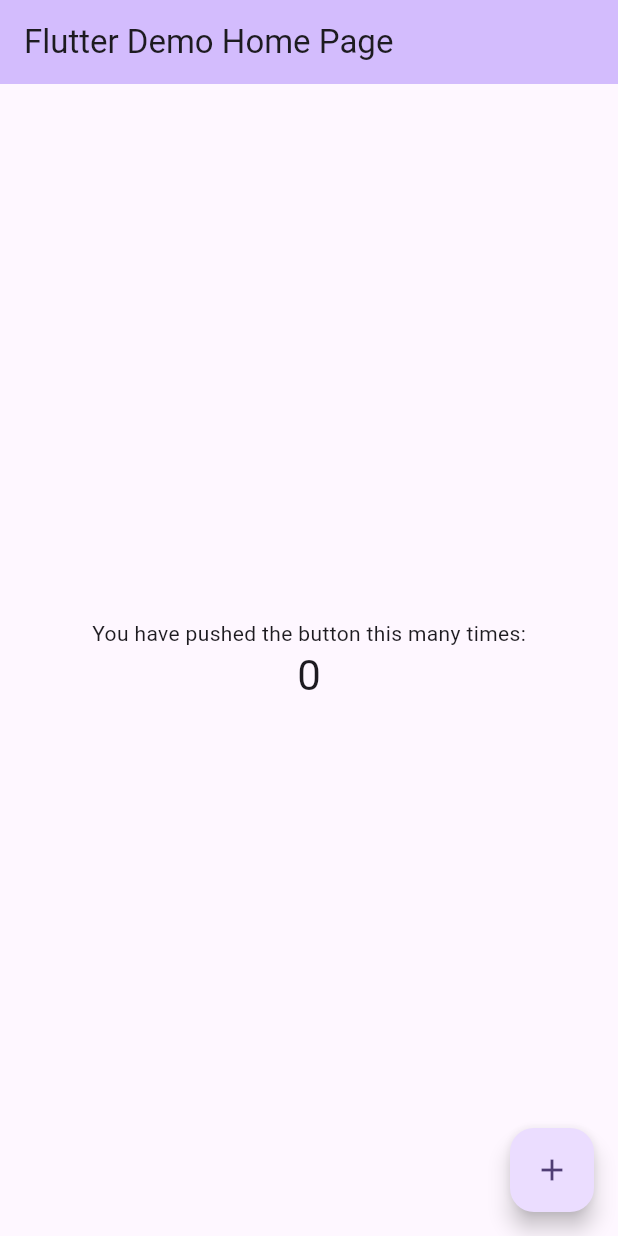
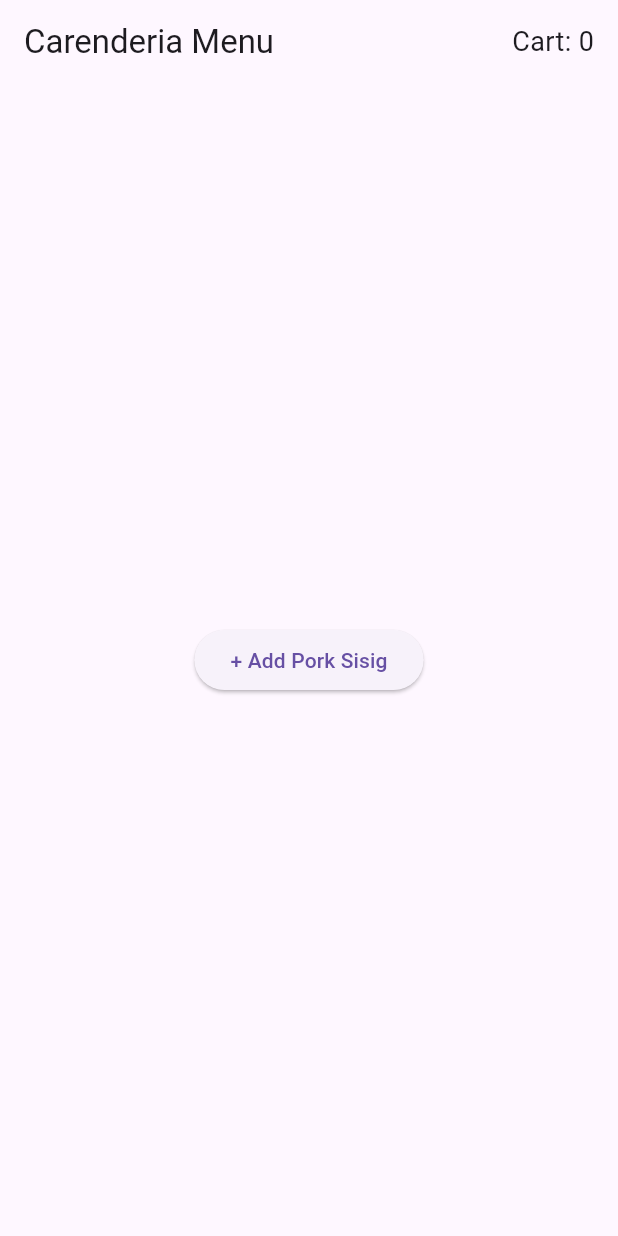
Before and after one commit to turquoiseCupcake/e_bentobox, a Flutter app: the screen it shows after launch, on a phone screen of 412 x 824 dp. Run offline on Flutter 3.47's test engine with Material 3 defaults, Android fonts, the phone set to English and light mode, and no system bars.

Commit message:
Implementing State Management with Provider testing if it works...

```diff
--- /dev/null
+++ b/lib/bento_cart_provider.dart
@@ -0,0 +1,27 @@
+import 'package:flutter/material.dart';
+
+// ChangeNotifier tells Flutter to listen for updates
+class BentoCartProvider extends ChangeNotifier {
+  // Our temporary dummy data (List of food item names)
+  final List<String> _cartItems = [];
+
+  // A way for our UI to read the items
+  List<String> get cartItems => _cartItems;
+
+  // A way for our UI to get the total item count
+  int get itemCount => _cartItems.length;
+
+  // Function to add an item to the bento box
+  void addItem(String itemName) {
+    _cartItems.add(itemName);
+
+    // This is the magic line! It yells "HEY, UI! I CHANGED! REDRAW!"
+    notifyListeners();
+  }
+
+  // Function to clear the cart after a successful mock checkout
+  void clearCart() {
+    _cartItems.clear();
+    notifyListeners();
+  }
+}
--- a/lib/main.dart
+++ b/lib/main.dart
@@ -1,121 +1,62 @@
 import 'package:flutter/material.dart';
+import 'package:provider/provider.dart'; // Import provider
+import 'bento_cart_provider.dart'; // Import your new provider
 
 void main() {
-  runApp(const MyApp());
+  runApp(
+    // 1. Wrap your app in a ChangeNotifierProvider
+    ChangeNotifierProvider(
+      create: (context) => BentoCartProvider(),
+      child: const MyApp(),
+    ),
+  );
 }
 
 class MyApp extends StatelessWidget {
   const MyApp({super.key});
 
-  // This widget is the root of your application.
   @override
   Widget build(BuildContext context) {
     return MaterialApp(
-      title: 'Flutter Demo',
-      theme: ThemeData(
-        // This is the theme of your application.
-        //
-        // TRY THIS: Try running your application with "flutter run". You'll see
-        // the application has a purple toolbar. Then, without quitting the app,
-        // try changing the seedColor in the colorScheme below to Colors.green
-        // and then invoke "hot reload" (save your changes or press the "hot
-        // reload" button in a Flutter-supported IDE, or press "r" if you used
-        // the command line to start the app).
-        //
-        // Notice that the counter didn't reset back to zero; the application
-        // state is not lost during the reload. To reset the state, use hot
-        // restart instead.
-        //
-        // This works for code too, not just values: Most code changes can be
-        // tested with just a hot reload.
-        colorScheme: .fromSeed(seedColor: Colors.deepPurple),
-      ),
-      home: const MyHomePage(title: 'Flutter Demo Home Page'),
+      title: 'E-Bentobox',
+      theme: ThemeData(primarySwatch: Colors.orange),
+      home: const DummyMenuScreen(),
     );
   }
 }
 
-class MyHomePage extends StatefulWidget {
-  const MyHomePage({super.key, required this.title});
-
-  // This widget is the home page of your application. It is stateful, meaning
-  // that it has a State object (defined below) that contains fields that affect
-  // how it looks.
-
-  // This class is the configuration for the state. It holds the values (in this
-  // case the title) provided by the parent (in this case the App widget) and
-  // used by the build method of the State. Fields in a Widget subclass are
-  // always marked "final".
-
-  final String title;
-
-  @override
-  State<MyHomePage> createState() => _MyHomePageState();
-}
-
-class _MyHomePageState extends State<MyHomePage> {
-  int _counter = 0;
-
-  void _incrementCounter() {
-    setState(() {
-      // This call to setState tells the Flutter framework that something has
-      // changed in this State, which causes it to rerun the build method below
-      // so that the display can reflect the updated values. If we changed
-      // _counter without calling setState(), then the build method would not be
-      // called again, and so nothing would appear to happen.
-      _counter++;
-    });
-  }
+class DummyMenuScreen extends StatelessWidget {
+  const DummyMenuScreen({super.key});
 
   @override
   Widget build(BuildContext context) {
-    // This method is rerun every time setState is called, for instance as done
-    // by the _incrementCounter method above.
-    //
-    // The Flutter framework has been optimized to make rerunning build methods
-    // fast, so that you can just rebuild anything that needs updating rather
-    // than having to individually change instances of widgets.
+    // context.watch listens for changes so the UI updates automatically
+    final cartCount = context.watch<BentoCartProvider>().itemCount;
+
     return Scaffold(
       appBar: AppBar(
-        // TRY THIS: Try changing the color here to a specific color (to
-        // Colors.amber, perhaps?) and trigger a hot reload to see the AppBar
-        // change color while the other colors stay the same.
-        backgroundColor: Theme.of(context).colorScheme.inversePrimary,
-        // Here we take the value from the MyHomePage object that was created by
-        // the App.build method, and use it to set our appbar title.
-        title: Text(widget.title),
+        title: const Text('Carenderia Menu'),
+        actions: [
+          Center(
+            child: Padding(
+              padding: const EdgeInsets.only(right: 16.0),
+              child: Text('Cart: $cartCount', style: const TextStyle(fontSize: 18)),
+            ),
+          ),
+        ],
       ),
       body: Center(
-        // Center is a layout widget. It takes a single child and positions it
-        // in the middle of the parent.
-        child: Column(
-          // Column is also a layout widget. It takes a list of children and
-          // arranges them vertically. By default, it sizes itself to fit its
-          // children horizontally, and tries to be as tall as its parent.
-          //
-          // Column has various properties to control how it sizes itself and
-          // how it positions its children. Here we use mainAxisAlignment to
-          // center the children vertically; the main axis here is the vertical
-          // axis because Columns are vertical (the cross axis would be
-          // horizontal).
-          //
-          // TRY THIS: Invoke "debug painting" (choose the "Toggle Debug Paint"
-          // action in the IDE, or press "p" in the console), to see the
-          // wireframe for each widget.
-          mainAxisAlignment: .center,
-          children: [
-            const Text('You have pushed the button this many times:'),
-            Text(
-              '$_counter',
-              style: Theme.of(context).textTheme.headlineMedium,
-            ),
-          ],
+        child: ElevatedButton(
+          onPressed: () {
+            // context.read calls the function without listening for UI redraws
+            context.read<BentoCartProvider>().addItem('Pork Sisig');
+
+            ScaffoldMessenger.of(context).showSnackBar(
+              const SnackBar(content: Text('Added Pork Sisig to Bento!')),
+            );
+          },
+          child: const Text('+ Add Pork Sisig'),
         ),
-      ),
-      floatingActionButton: FloatingActionButton(
-        onPressed: _incrementCounter,
-        tooltip: 'Increment',
-        child: const Icon(Icons.add),
       ),
     );
   }
--- a/pubspec.yaml
+++ b/pubspec.yaml
@@ -34,6 +34,8 @@ dependencies:
   # The following adds the Cupertino Icons font to your application.
   # Use with the CupertinoIcons class for iOS style icons.
   cupertino_icons: ^1.0.8
+  provider: ^6.1.5+1
+  mobile_scanner: ^7.2.0
 
 dev_dependencies:
   flutter_test:
```
Also changed, not shown: pubspec.lock, 1 other file.
